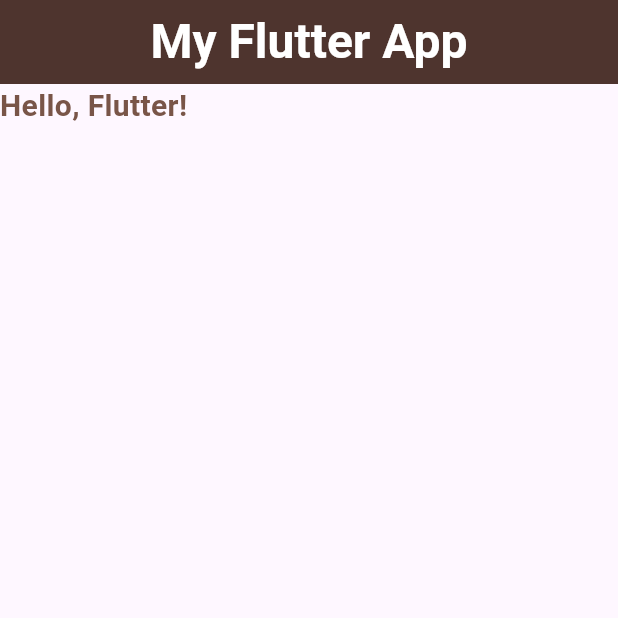
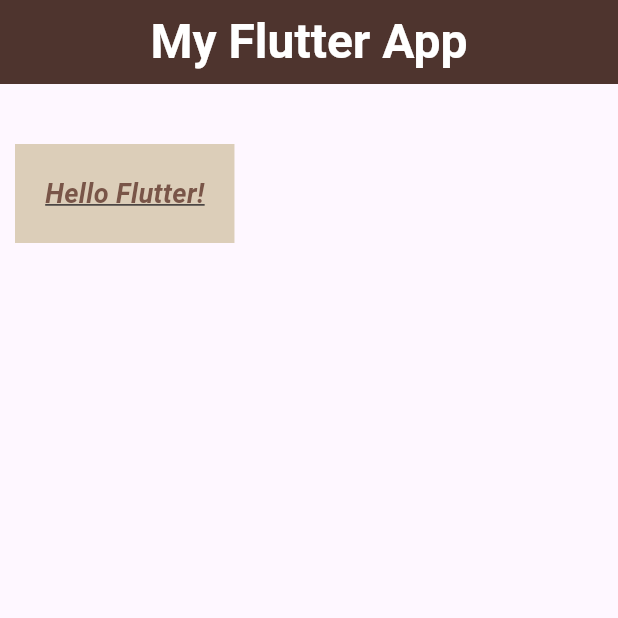
Before and after one commit to FaiqueMZM/flutter-app, a Flutter app: the screen it shows after launch, on a phone screen of 412 x 824 dp, the top half of it. Run offline on Flutter 3.47's test engine with Material 3 defaults, Android fonts, the phone set to English and light mode, and no system bars.

Commit message:
added a container

```diff
--- a/lib/main.dart
+++ b/lib/main.dart
@@ -27,14 +27,22 @@ class Home extends StatelessWidget {
 
   @override
   Widget build(BuildContext context) {
-    return const Text(
-      'Hello, Flutter!',
-      style: TextStyle(
-        fontSize: 20,
-        color: Colors.brown,
-        fontWeight: FontWeight.bold,
+    return Container(
+      color: const Color.fromARGB(255, 220, 206, 185),
+      // width: 200,
+      // height: 100,
+      padding: EdgeInsets.all(20),
+      margin: EdgeInsets.fromLTRB(10, 40, 0, 0),
+      child: const Text(
+        'Hello Flutter!',
+        style: TextStyle(
+          fontSize: 18,
+          color: Colors.brown,
+          decoration: TextDecoration.underline,
+          fontStyle: FontStyle.italic,
+          fontWeight: FontWeight.bold,
+        ),
       ),
-      textAlign: TextAlign.center,
     );
   }
 }
```
